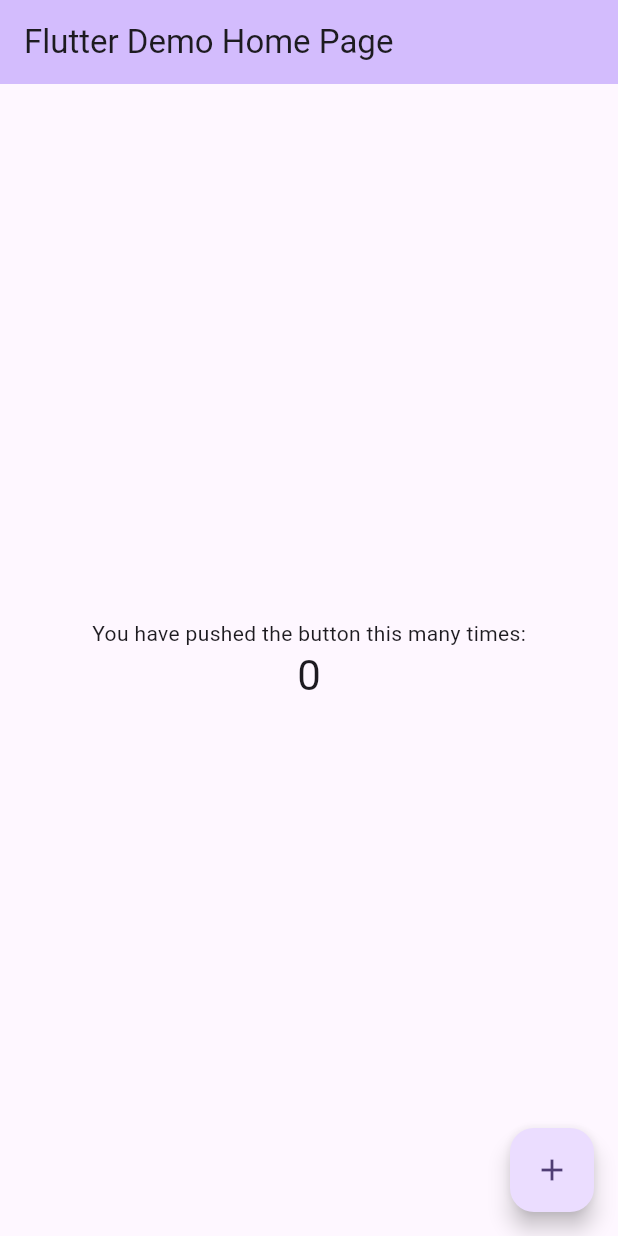
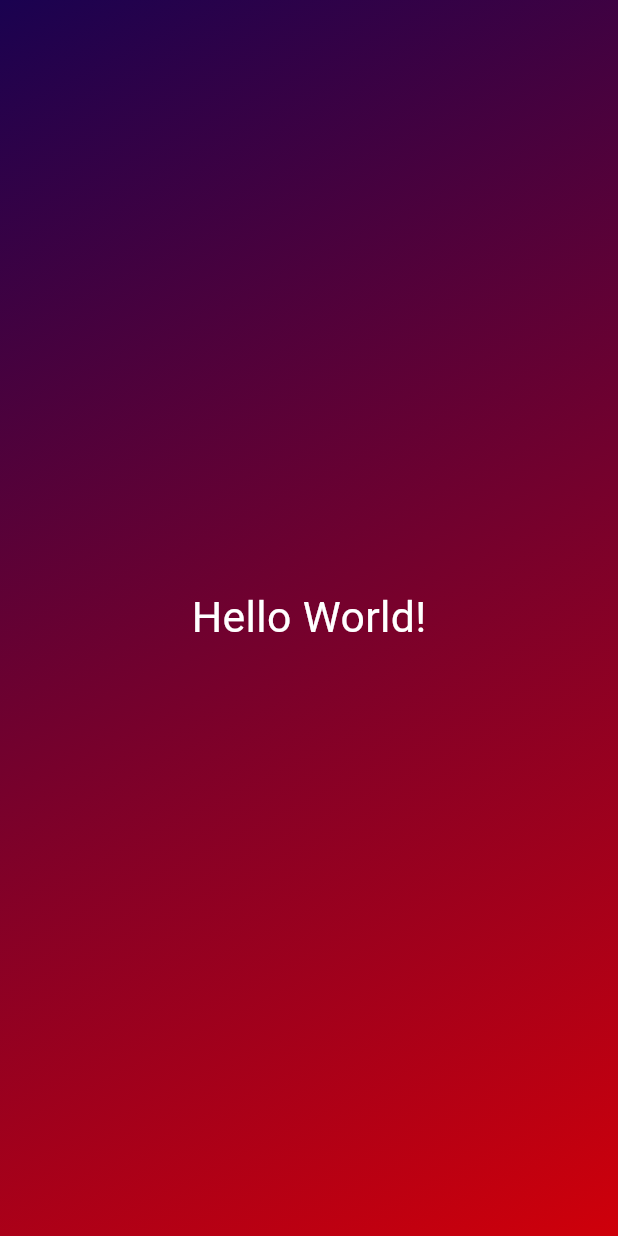
Before and after one commit to notKevinD/learnFlutterDice, a Flutter app: the screen it shows after launch, on a phone screen of 412 x 824 dp. Run offline on Flutter 3.47's test engine with Material 3 defaults, Android fonts, the phone set to English and light mode, and no system bars.

Commit message:
perbaruan kode

```diff
--- a/diceapp/lib/main.dart
+++ b/diceapp/lib/main.dart
@@ -1,122 +1,13 @@
 import 'package:flutter/material.dart';
 
+import 'package:diceapp/tes.dart';
+
 void main() {
-  runApp(const MyApp());
-}
-
-class MyApp extends StatelessWidget {
-  const MyApp({super.key});
-
-  // This widget is the root of your application.
-  @override
-  Widget build(BuildContext context) {
-    return MaterialApp(
-      title: 'Flutter Demo',
-      theme: ThemeData(
-        // This is the theme of your application.
-        //
-        // TRY THIS: Try running your application with "flutter run". You'll see
-        // the application has a purple toolbar. Then, without quitting the app,
-        // try changing the seedColor in the colorScheme below to Colors.green
-        // and then invoke "hot reload" (save your changes or press the "hot
-        // reload" button in a Flutter-supported IDE, or press "r" if you used
-        // the command line to start the app).
-        //
-        // Notice that the counter didn't reset back to zero; the application
-        // state is not lost during the reload. To reset the state, use hot
-        // restart instead.
-        //
-        // This works for code too, not just values: Most code changes can be
-        // tested with just a hot reload.
-        colorScheme: ColorScheme.fromSeed(seedColor: Colors.deepPurple),
-      ),
-      home: const MyHomePage(title: 'Flutter Demo Home Page'),
-    );
-  }
-}
-
-class MyHomePage extends StatefulWidget {
-  const MyHomePage({super.key, required this.title});
-
-  // This widget is the home page of your application. It is stateful, meaning
-  // that it has a State object (defined below) that contains fields that affect
-  // how it looks.
-
-  // This class is the configuration for the state. It holds the values (in this
-  // case the title) provided by the parent (in this case the App widget) and
-  // used by the build method of the State. Fields in a Widget subclass are
-  // always marked "final".
-
-  final String title;
-
-  @override
-  State<MyHomePage> createState() => _MyHomePageState();
-}
-
-class _MyHomePageState extends State<MyHomePage> {
-  int _counter = 0;
-
-  void _incrementCounter() {
-    setState(() {
-      // This call to setState tells the Flutter framework that something has
-      // changed in this State, which causes it to rerun the build method below
-      // so that the display can reflect the updated values. If we changed
-      // _counter without calling setState(), then the build method would not be
-      // called again, and so nothing would appear to happen.
-      _counter++;
-    });
-  }
-
-  @override
-  Widget build(BuildContext context) {
-    // This method is rerun every time setState is called, for instance as done
-    // by the _incrementCounter method above.
-    //
-    // The Flutter framework has been optimized to make rerunning build methods
-    // fast, so that you can just rebuild anything that needs updating rather
-    // than having to individually change instances of widgets.
-    return Scaffold(
-      appBar: AppBar(
-        // TRY THIS: Try changing the color here to a specific color (to
-        // Colors.amber, perhaps?) and trigger a hot reload to see the AppBar
-        // change color while the other colors stay the same.
-        backgroundColor: Theme.of(context).colorScheme.inversePrimary,
-        // Here we take the value from the MyHomePage object that was created by
-        // the App.build method, and use it to set our appbar title.
-        title: Text(widget.title),
-      ),
-      body: Center(
-        // Center is a layout widget. It takes a single child and positions it
-        // in the middle of the parent.
-        child: Column(
-          // Column is also a layout widget. It takes a list of children and
-          // arranges them vertically. By default, it sizes itself to fit its
-          // children horizontally, and tries to be as tall as its parent.
-          //
-          // Column has various properties to control how it sizes itself and
-          // how it positions its children. Here we use mainAxisAlignment to
-          // center the children vertically; the main axis here is the vertical
-          // axis because Columns are vertical (the cross axis would be
-          // horizontal).
-          //
-          // TRY THIS: Invoke "debug painting" (choose the "Toggle Debug Paint"
-          // action in the IDE, or press "p" in the console), to see the
-          // wireframe for each widget.
-          mainAxisAlignment: MainAxisAlignment.center,
-          children: <Widget>[
-            const Text('You have pushed the button this many times:'),
-            Text(
-              '$_counter',
-              style: Theme.of(context).textTheme.headlineMedium,
-            ),
-          ],
+  runApp(
+      MaterialApp(
+        home: Scaffold(
+          body: Tes(),
         ),
       ),
-      floatingActionButton: FloatingActionButton(
-        onPressed: _incrementCounter,
-        tooltip: 'Increment',
-        child: const Icon(Icons.add),
-      ), // This trailing comma makes auto-formatting nicer for build methods.
-    );
-  }
+  );
 }
--- /dev/null
+++ b/diceapp/lib/tes.dart
@@ -0,0 +1,26 @@
+import 'package:flutter/material.dart';
+
+class Tes extends StatelessWidget {
+  const Tes({
+    super.key,
+  });
+
+  @override
+  Widget build(BuildContext context) {
+    return Container(
+      decoration: const BoxDecoration(
+        gradient: LinearGradient(
+          colors: [
+            Color.fromARGB(255, 26, 2, 80),
+            Color.fromARGB(255, 207, 0, 10),
+          ],
+          begin: Alignment.topLeft,
+          end: Alignment.bottomRight,
+        ),
+      ),
+      child: const Center(
+        child: Text('Hello World!', style: TextStyle(color: Colors.white, fontSize: 28.5),),
+      ),
+    );
+  }
+}
```
Also changed, not shown: 1 other file.
